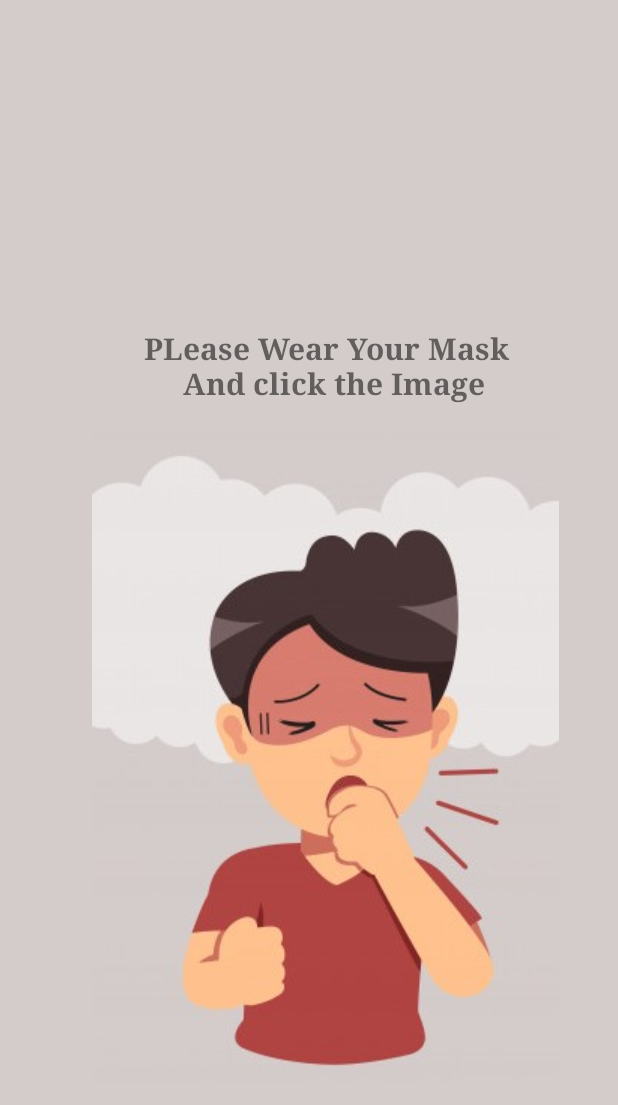
After one commit to priyamshah112/virtual-mask, an Android app: the FullscreenActivity screen opened directly, with no data from a screen before it, on a phone screen of 412 x 824 dp. The commit adds this screen. Shown: the top 1105 px of the screen. Run offline under Robolectric (Android 15) with nearby library versions, the phone set to English and light mode, and no system bars; Roboto replaces fonts that are not available here.

Commit message:
added the base gui

```diff
--- /dev/null
+++ b/VirtualMask/app/src/main/java/com/vp/virtualmask/FullscreenActivity.java
@@ -0,0 +1,199 @@
+package com.vp.virtualmask;
+
+import android.annotation.SuppressLint;
+import androidx.appcompat.app.ActionBar;
+import androidx.appcompat.app.AppCompatActivity;
+
+import android.graphics.Color;
+import android.os.Bundle;
+import android.os.Handler;
+import android.view.MotionEvent;
+import android.view.View;
+import android.widget.ImageButton;
+import android.widget.ImageView;
+
+/**
+ * An example full-screen activity that shows and hides the system UI (i.e.
+ * status bar and navigation/system bar) with user interaction.
+ */
+public class FullscreenActivity extends AppCompatActivity {
+    /**
+     * Whether or not the system UI should be auto-hidden after
+     * {@link #AUTO_HIDE_DELAY_MILLIS} milliseconds.
+     */
+    private static final boolean AUTO_HIDE = true;
+
+    /**
+     * If {@link #AUTO_HIDE} is set, the number of milliseconds to wait after
+     * user interaction before hiding the system UI.
+     */
+    private static final int AUTO_HIDE_DELAY_MILLIS = 3000;
+
+    /**
+     * Some older devices needs a small delay between UI widget updates
+     * and a change of the status and navigation bar.
+     */
+    private static final int UI_ANIMATION_DELAY = 300;
+
+    private View mContentView;
+    private View mControlsView;
+    private boolean mVisible;
+    public ImageButton Demo_button;
+    @Override
+    protected void onCreate(Bundle savedInstanceState) {
+        super.onCreate(savedInstanceState);
+
+        setContentView(R.layout.activity_fullscreen);
+
+        mVisible = true;
+        mControlsView = findViewById(R.id.fullscreen_content_controls);
+        mContentView = findViewById(R.id.fullscreen_content);
+
+        // Set up the user interaction to manually show or hide the system UI.
+        mContentView.setOnClickListener(new View.OnClickListener() {
+            @Override
+            public void onClick(View view) {
+                toggle();
+            }
+        });
+        final ImageButton Demo_button = (ImageButton) findViewById(R.id.cough_image);
+        final ImageButton Demo_button2 = (ImageButton) findViewById(R.id.mask_image);
+        Demo_button2.setVisibility(View.INVISIBLE);
+        Demo_button.setOnClickListener(new View.OnClickListener() {
+            @Override
+            public void onClick(View v) {
+//                ImageButton Demo_button = (ImageButton) findViewById(R.id.cough_image);
+//                Demo_button.setImageResource(R.drawable.man_mask);
+                Demo_button.setVisibility(View.INVISIBLE);
+                Demo_button2.setVisibility(View.VISIBLE);
+                mContentView.setBackgroundColor((Color.parseColor("#E9E5E4")));
+            }
+        });
+
+        Demo_button2.setOnClickListener(new View.OnClickListener() {
+            @Override
+            public void onClick(View v) {
+//                ImageButton Demo_button = (ImageButton) findViewById(R.id.cough_image);
+//                Demo_button.setImageResource(R.drawable.man_mask);
+                Demo_button2.setVisibility(View.INVISIBLE);
+                Demo_button.setVisibility(View.VISIBLE);
+                mContentView.setBackgroundColor((Color.parseColor("#D4CCCA")));
+            }
+        });
+        // Upon interacting with UI controls, delay any scheduled hide()
+        // operations to prevent the jarring behavior of controls going away
+        // while interacting with the UI.
+    }
+
+    @Override
+    protected void onPostCreate(Bundle savedInstanceState) {
+        super.onPostCreate(savedInstanceState);
+
+        // Trigger the initial hide() shortly after the activity has been
+        // created, to briefly hint to the user that UI controls
+        // are available.
+        delayedHide(100);
+
+    }
+
+    /**
+     * Touch listener to use for in-layout UI controls to delay hiding the
+     * system UI. This is to prevent the jarring behavior of controls going away
+     * while interacting with activity UI.
+     */
+    private final View.OnTouchListener mDelayHideTouchListener = new View.OnTouchListener() {
+        @Override
+        public boolean onTouch(View view, MotionEvent motionEvent) {
+            switch (motionEvent.getAction()) {
+                case MotionEvent.ACTION_DOWN:
+                    if (AUTO_HIDE) {
+                        delayedHide(AUTO_HIDE_DELAY_MILLIS);
+                    }
+                    break;
+                case MotionEvent.ACTION_UP:
+                    view.performClick();
+                    break;
+                default:
+                    break;
+            }
+            return false;
+        }
+    };
+
+    private void toggle() {
+        if (mVisible) {
+            hide();
+        } else {
+            show();
+        }
+    }
+
+    private void hide() {
+        // Hide UI first
+        ActionBar actionBar = getSupportActionBar();
+        if (actionBar != null) {
+            actionBar.hide();
+        }
+        mControlsView.setVisibility(View.GONE);
+        mVisible = false;
+
+        // Schedule a runnable to remove the status and navigation bar after a delay
+        mHideHandler.removeCallbacks(mShowPart2Runnable);
+        mHideHandler.postDelayed(mHidePart2Runnable, UI_ANIMATION_DELAY);
+    }
+
+    private final Runnable mHidePart2Runnable = new Runnable() {
+        @SuppressLint("InlinedApi")
+        @Override
+        public void run() {
+            // Delayed removal of status and navigation bar
+
+            // Note that some of these constants are new as of API 16 (Jelly Bean)
+            // and API 19 (KitKat). It is safe to use them, as they are inlined
+            // at compile-time and do nothing on earlier devices.
+            mContentView.setSystemUiVisibility(View.SYSTEM_UI_FLAG_LOW_PROFILE
+                    | View.SYSTEM_UI_FLAG_FULLSCREEN
+                    | View.SYSTEM_UI_FLAG_LAYOUT_STABLE
+                    | View.SYSTEM_UI_FLAG_IMMERSIVE_STICKY
+                    | View.SYSTEM_UI_FLAG_LAYOUT_HIDE_NAVIGATION
+                    | View.SYSTEM_UI_FLAG_HIDE_NAVIGATION);
+        }
+    };
+
+    private void show() {
+        // Show the system bar
+        mContentView.setSystemUiVisibility(View.SYSTEM_UI_FLAG_LAYOUT_FULLSCREEN
+                | View.SYSTEM_UI_FLAG_LAYOUT_HIDE_NAVIGATION);
+        mVisible = true;
+
+        // Schedule a runnable to display UI elements after a delay
+        mHideHandler.removeCallbacks(mHidePart2Runnable);
+        mHideHandler.postDelayed(mShowPart2Runnable, UI_ANIMATION_DELAY);
+    }
+
+    private final Runnable mShowPart2Runnable = new Runnable() {
+        @Override
+        public void run() {
+            // Delayed display of UI elements
+            ActionBar actionBar = getSupportActionBar();
+            mControlsView.setVisibility(View.VISIBLE);
+        }
+    };
+
+    private final Handler mHideHandler = new Handler();
+    private final Runnable mHideRunnable = new Runnable() {
+        @Override
+        public void run() {
+            hide();
+        }
+    };
+
+    /**
+     * Schedules a call to hide() in delay milliseconds, canceling any
+     * previously scheduled calls.
+     */
+    private void delayedHide(int delayMillis) {
+        mHideHandler.removeCallbacks(mHideRunnable);
+        mHideHandler.postDelayed(mHideRunnable, delayMillis);
+    }
+}
--- /dev/null
+++ b/VirtualMask/app/src/main/res/layout/activity_fullscreen.xml
@@ -0,0 +1,102 @@
+<?xml version="1.0" encoding="utf-8"?>
+<RelativeLayout xmlns:android="http://schemas.android.com/apk/res/android"
+    xmlns:app="http://schemas.android.com/apk/res-auto"
+    xmlns:tools="http://schemas.android.com/tools"
+    android:layout_width="match_parent"
+    android:layout_height="match_parent"
+
+    android:background="@color/colorcough"
+    tools:context=".FullscreenActivity">
+
+    <!-- The primary full-screen view. This can be replaced with whatever view
+         is needed to present your content, e.g. VideoView, SurfaceView,
+         TextureView, etc. -->
+    <TextView android:id="@+id/fullscreen_content"
+        android:layout_width="match_parent"
+        android:layout_height="match_parent"
+        android:keepScreenOn="true"
+        android:textColor="#33b5e5"
+        android:textStyle="bold"
+        android:textSize="50sp"
+        android:gravity="center"
+        android:text="@string/dummy_content" />
+
+    <!-- This FrameLayout insets its children based on system windows using
+         android:fitsSystemWindows. -->
+    <RelativeLayout
+        android:layout_width="match_parent"
+        android:layout_height="match_parent"
+        android:layout_alignParentStart="true"
+        android:layout_alignParentTop="true"
+        android:layout_alignParentEnd="true"
+        android:layout_marginStart="0dp"
+        android:layout_marginTop="0dp"
+        android:layout_marginEnd="0dp"
+        android:fitsSystemWindows="true">
+
+<!--        <TextView-->
+<!--            android:id="@+id/textView"-->
+<!--            android:layout_width="wrap_content"-->
+<!--            android:layout_height="wrap_content"-->
+<!--            android:layout_marginTop="106dp"-->
+<!--            android:layout_marginEnd="62dp"-->
+<!--            android:fontFamily="serif"-->
+<!--            android:text="PLease Wear Your Mask \n And click the Image"-->
+<!--            android:textAlignment="center"-->
+<!--            android:textSize="20sp"-->
+<!--            android:textStyle="bold" />-->
+
+        <RelativeLayout
+            android:id="@+id/fullscreen_content_controls"
+            style="?metaButtonBarStyle"
+            android:layout_width="match_parent"
+            android:layout_height="wrap_content"
+            android:layout_gravity="bottom|center_horizontal"
+            android:background="@color/black_overlay"
+            android:orientation="horizontal"
+            tools:ignore="UselessParent">
+
+
+        </RelativeLayout>
+
+        <ImageButton
+            android:id="@+id/cough_image"
+            android:layout_width="316dp"
+            android:layout_height="450dp"
+            android:layout_alignParentStart="true"
+            android:layout_alignParentEnd="true"
+            android:layout_alignParentBottom="true"
+            android:layout_marginStart="58dp"
+            android:layout_marginEnd="36dp"
+            android:layout_marginBottom="85dp"
+            app:srcCompat="@drawable/man_cough" />
+
+        <TextView
+            android:id="@+id/textView"
+            android:layout_width="wrap_content"
+            android:layout_height="61dp"
+            android:layout_alignParentEnd="true"
+            android:layout_alignParentBottom="true"
+            android:layout_marginEnd="67dp"
+            android:layout_marginBottom="544dp"
+            android:fontFamily="serif"
+            android:text="PLease Wear Your Mask \n And click the Image"
+            android:textAlignment="center"
+            android:textSize="20sp"
+            android:textStyle="bold" />
+
+        <ImageButton
+            android:id="@+id/mask_image"
+            android:layout_width="313dp"
+            android:layout_height="455dp"
+            android:layout_alignParentStart="true"
+            android:layout_alignParentEnd="true"
+            android:layout_alignParentBottom="true"
+            android:layout_marginStart="56dp"
+            android:layout_marginEnd="41dp"
+            android:layout_marginBottom="83dp"
+            app:srcCompat="@drawable/man_mask" />
+
+    </RelativeLayout>
+
+        </RelativeLayout>
--- a/VirtualMask/app/src/main/res/layout/activity_intro.xml
+++ b/VirtualMask/app/src/main/res/layout/activity_intro.xml
@@ -11,9 +11,9 @@
         android:id="@+id/men_card"
         android:layout_width="150dp"
         android:layout_height="150dp"
-        android:layout_alignParentEnd="true"
+        android:layout_alignParentStart="true"
         android:layout_alignParentBottom="true"
-        android:layout_marginEnd="225dp"
+        android:layout_marginStart="33dp"
         android:layout_marginBottom="400dp"
         app:cardBackgroundColor="#7DD7E7">
 
@@ -60,7 +60,7 @@
         android:layout_alignParentEnd="true"
         android:layout_alignParentBottom="true"
         android:layout_marginEnd="0dp"
-        android:layout_marginBottom="-1dp"
+        android:layout_marginBottom="0dp"
         android:src="@drawable/bike" />
 
     <Button
--- a/VirtualMask/app/src/main/res/values/strings.xml
+++ b/VirtualMask/app/src/main/res/values/strings.xml
@@ -11,4 +11,9 @@
     <string name="invalid_username">Not a valid username</string>
     <string name="invalid_password">Password must be >5 characters</string>
     <string name="login_failed">"Login failed"</string>
+    <string name="title_activity_main">FullscreenActivity</string>
+    <string name="dummy_button">Dummy Button</string>
+    <string name="dummy_content"></string>
+    <string name="title_activity_fullscreen">FullscreenActivity</string>
+    <string name="title_activity_profile">FullscreenActivity</string>
 </resources>
--- a/VirtualMask/app/src/main/res/values/styles.xml
+++ b/VirtualMask/app/src/main/res/values/styles.xml
@@ -6,8 +6,25 @@
         <item name="colorPrimaryDark">@color/colorPrimaryDark</item>
         <item name="colorAccent">@color/colorAccent</item>
     </style>
+    <!--    <item name="windowActionBar">false</item>-->
+    <!--    <item name="windowNoTitle">true</item>-->
+    <!--    <item name="android:windowFullscreen">true</item>-->
+
     <style name="AppTheme.NoActionBar">
         <item name="windowActionBar">false</item>
         <item name="windowNoTitle">true</item>
+        <item name="android:windowFullscreen">true</item>
+    </style>
+
+    <style name="FullscreenTheme" parent="AppTheme">
+        <item name="android:actionBarStyle">@style/FullscreenActionBarStyle</item>
+        <item name="android:windowActionBarOverlay">true</item>
+        <item name="android:windowBackground">@null</item>
+        <item name="metaButtonBarStyle">?android:attr/buttonBarStyle</item>
+        <item name="metaButtonBarButtonStyle">?android:attr/buttonBarButtonStyle</item>
+    </style>
+
+    <style name="FullscreenActionBarStyle" parent="Widget.AppCompat.ActionBar">
+        <item name="android:background">@color/black_overlay</item>
     </style>
 </resources>
```
Also changed, not shown: VirtualMask/app/src/main/AndroidManifest.xml (+16 -4 lines), VirtualMask/app/src/main/java/com/vp/virtualmask/IntroActivity.java (+10 -1 lines), VirtualMask/app/src/main/java/com/vp/virtualmask/ProfileActivity.java (added, +172 -0 lines), VirtualMask/app/src/main/java/com/vp/virtualmask/SplashScreen.java (+8 -1 lines), VirtualMask/app/src/main/res/layout/activity_main.xml (+1 -10 lines), VirtualMask/app/src/main/res/layout/activity_profile.xml (added, +51 -0 lines), VirtualMask/app/src/main/res/layout/activity_splash_screen.xml (+5 -4 lines), VirtualMask/app/src/main/res/values/attrs.xml (added, +12 -0 lines), VirtualMask/app/src/main/res/values/colors.xml (+4 -10 lines), VirtualMask/app/src/main/res/drawable/man_cough.jpg (added), VirtualMask/app/src/main/res/drawable/man_mask.jpg (added), 2 other files.
